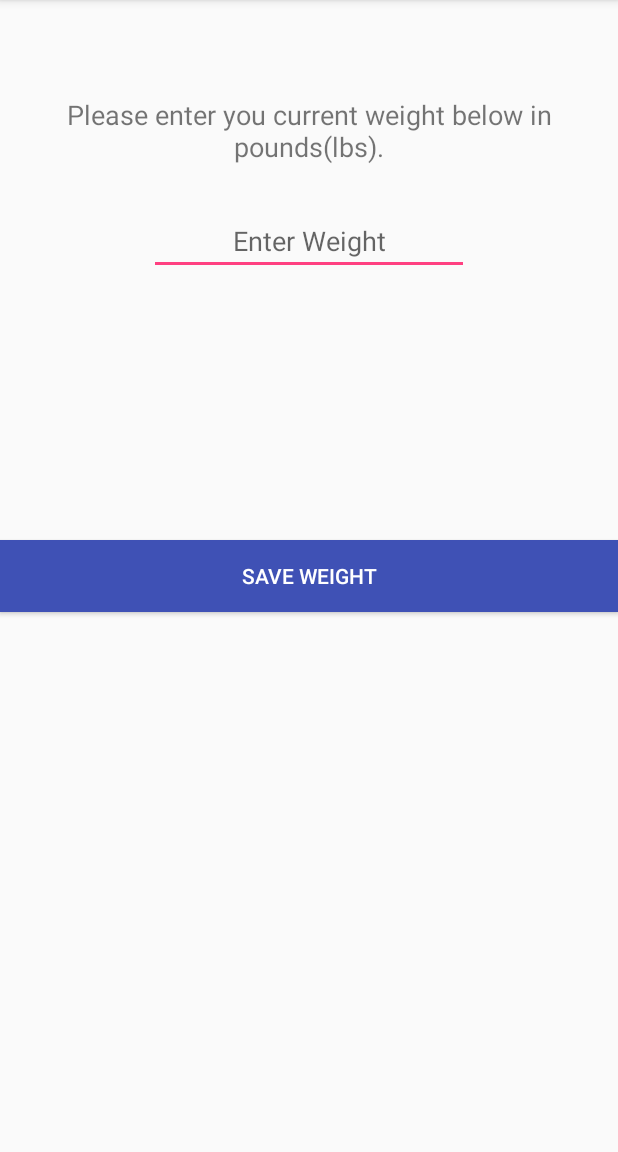
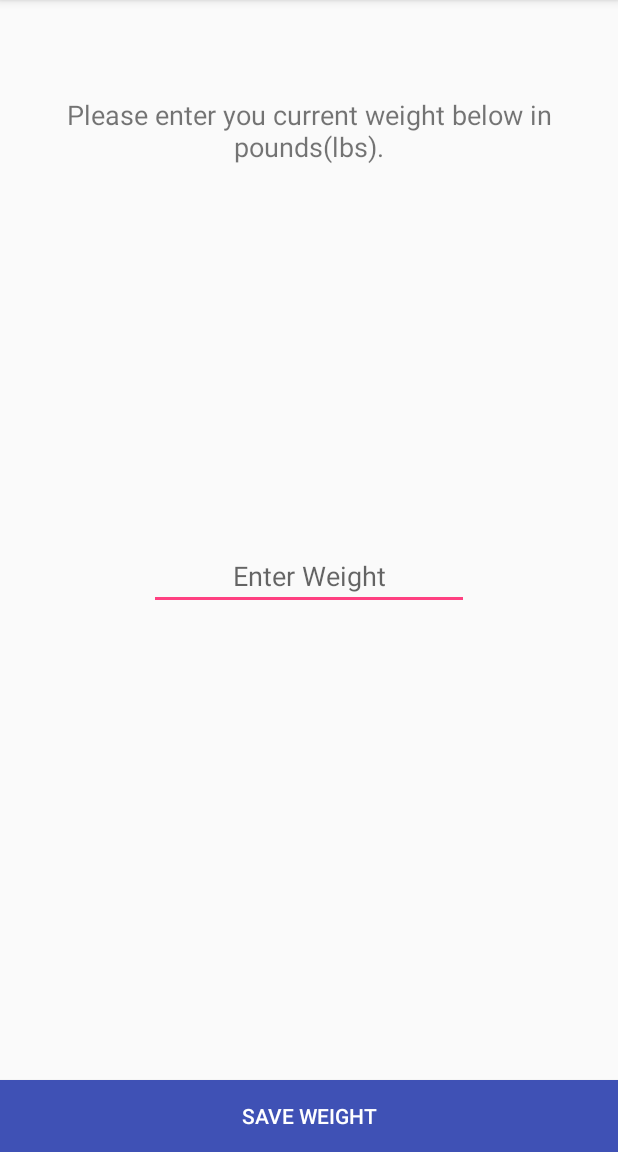
Before and after one commit to brianwalshe/FinalYearProjectCode, an Android app: the RecordWeightActivity screen opened directly, with no data from a screen before it, on a phone screen of 412 x 824 dp, the part 84-1236 px from its top. Run offline under Robolectric (Android 15) with nearby library versions, the phone set to English and light mode, and no system bars; our stand-ins replace Firebase (no records; nobody signed in at launch, a user with empty details on screens opened directly).

```diff
--- a/app/src/main/java/com/example/brian/finalyearproject/RecordWeightActivity.java
+++ b/app/src/main/java/com/example/brian/finalyearproject/RecordWeightActivity.java
@@ -40,7 +40,7 @@ public class RecordWeightActivity extends AppCompatActivity {
         super.onCreate(savedInstanceState);
         setContentView(R.layout.activity_weight);
 
-        mDatabase = FirebaseDatabase.getInstance("https://finalyearproject-c4ec8.firebaseio.com/Users").getReference();
+        mDatabase = FirebaseDatabase.getInstance("https://finalyearproject-c4ec8.firebaseio.com/").getReference();
 
 
         editRecordWeight = (EditText) findViewById(R.id.editText_Record_Weight);
--- a/app/src/main/res/layout/activity_abs.xml
+++ b/app/src/main/res/layout/activity_abs.xml
@@ -45,7 +45,7 @@
         android:layout_marginTop="36dp"
         android:ems="10"
         android:hint="Sets"
-        android:inputType="textPersonName"
+        android:inputType="number"
         android:textAlignment="center"
         android:textSize="12sp" />
 
@@ -58,7 +58,7 @@
         android:layout_marginTop="21dp"
         android:ems="10"
         android:hint="Reps"
-        android:inputType="textPersonName"
+        android:inputType="number"
         android:textAlignment="center"
         android:textSize="12sp" />
 
--- a/app/src/main/res/layout/activity_back.xml
+++ b/app/src/main/res/layout/activity_back.xml
@@ -45,7 +45,7 @@
         android:layout_marginTop="36dp"
         android:ems="10"
         android:hint="Sets"
-        android:inputType="textPersonName"
+        android:inputType="number"
         android:textAlignment="center"
         android:textSize="12sp" />
 
@@ -58,7 +58,7 @@
         android:layout_marginTop="21dp"
         android:ems="10"
         android:hint="Reps"
-        android:inputType="textPersonName"
+        android:inputType="number"
         android:textAlignment="center"
         android:textSize="12sp" />
 
--- a/app/src/main/res/layout/activity_chest.xml
+++ b/app/src/main/res/layout/activity_chest.xml
@@ -45,7 +45,7 @@
         android:layout_marginTop="36dp"
         android:ems="10"
         android:hint="Sets"
-        android:inputType="textPersonName"
+        android:inputType="number"
         android:textAlignment="center"
         android:textSize="12sp" />
 
@@ -58,7 +58,7 @@
         android:layout_marginTop="21dp"
         android:ems="10"
         android:hint="Reps"
-        android:inputType="textPersonName"
+        android:inputType="number"
         android:textAlignment="center"
         android:textSize="12sp" />
 
--- a/app/src/main/res/layout/activity_core.xml
+++ b/app/src/main/res/layout/activity_core.xml
@@ -45,7 +45,7 @@
         android:layout_marginTop="36dp"
         android:ems="10"
         android:hint="Sets"
-        android:inputType="textPersonName"
+        android:inputType="number"
         android:textAlignment="center"
         android:textSize="12sp" />
 
@@ -58,7 +58,7 @@
         android:layout_marginTop="21dp"
         android:ems="10"
         android:hint="Reps"
-        android:inputType="textPersonName"
+        android:inputType="number"
         android:textAlignment="center"
         android:textSize="12sp" />
 
--- a/app/src/main/res/layout/activity_legs.xml
+++ b/app/src/main/res/layout/activity_legs.xml
@@ -45,7 +45,7 @@
         android:layout_marginTop="36dp"
         android:ems="10"
         android:hint="Sets"
-        android:inputType="textPersonName"
+        android:inputType="number"
         android:textAlignment="center"
         android:textSize="12sp" />
 
@@ -58,7 +58,7 @@
         android:layout_marginTop="21dp"
         android:ems="10"
         android:hint="Reps"
-        android:inputType="textPersonName"
+        android:inputType="number"
         android:textAlignment="center"
         android:textSize="12sp" />
 
--- a/app/src/main/res/layout/activity_shoulders.xml
+++ b/app/src/main/res/layout/activity_shoulders.xml
@@ -45,7 +45,7 @@
         android:layout_marginTop="36dp"
         android:ems="10"
         android:hint="Sets"
-        android:inputType="textPersonName"
+        android:inputType="number"
         android:textAlignment="center"
         android:textSize="12sp" />
 
@@ -58,7 +58,7 @@
         android:layout_marginTop="21dp"
         android:ems="10"
         android:hint="Reps"
-        android:inputType="textPersonName"
+        android:inputType="number"
         android:textAlignment="center"
         android:textSize="12sp" />
 
--- a/app/src/main/res/layout/activity_weight.xml
+++ b/app/src/main/res/layout/activity_weight.xml
@@ -31,9 +31,8 @@
         style="@style/Widget.AppCompat.EditText"
         android:layout_width="wrap_content"
         android:layout_height="wrap_content"
-        android:layout_alignParentTop="true"
         android:layout_centerHorizontal="true"
-        android:layout_marginTop="138dp"
+        android:layout_centerVertical="true"
         android:ems="10"
         android:hint="Enter Weight"
         android:inputType="number"
@@ -55,8 +54,8 @@
         style="@style/Widget.AppCompat.Button"
         android:layout_width="match_parent"
         android:layout_height="wrap_content"
-        android:layout_centerHorizontal="true"
-        android:layout_centerVertical="true"
+        android:layout_alignParentBottom="true"
+        android:layout_alignParentStart="true"
         android:background="@color/colorPrimary"
         android:text="Save Weight"
         android:textColor="@color/colorWhite" />
```
Also changed, not shown: app/src/main/java/com/example/brian/finalyearproject/WorkoutDiary/ChestActivity.java (+7 -7 lines), app/src/main/res/layout/activity_cardio.xml (+9 -9 lines).
